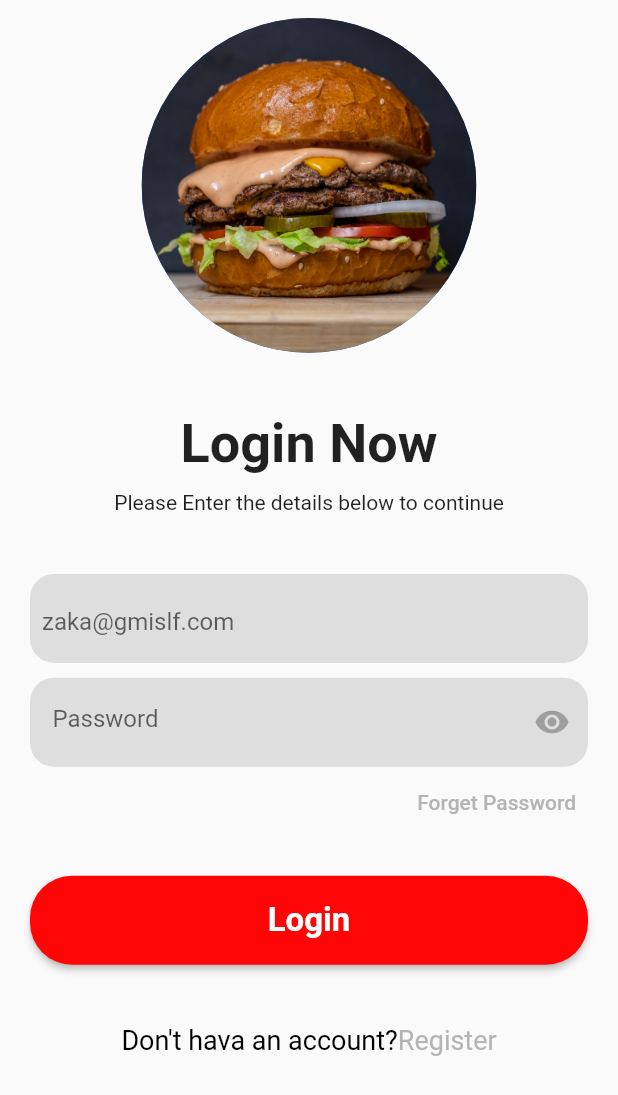
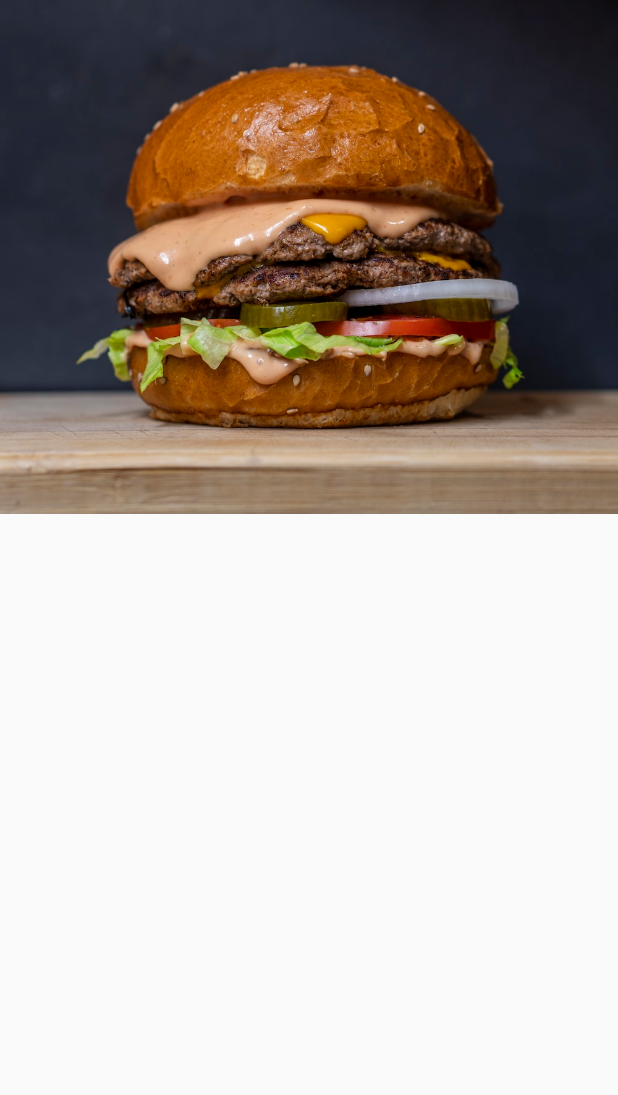
Before and after one commit to zakaria90024/flutter_project, a Flutter app: the screen it shows after launch, on a phone screen of 412 x 824 dp. Shown: the top 1095 px of the screen. Run offline on Flutter 3.47's test engine with Material 2 defaults, Android fonts, the phone set to English and light mode, and no system bars; our stand-ins replace flutter_html, fluttertoast.

Commit message:
Normal Search Added On Appbar, search tutorial, total search, Last search, complete tutorial, data and image, details page okey, type clear, error solved, login page, login page added, reg

```diff
--- a/lib/loginPack/login.dart
+++ b/lib/loginPack/login.dart
@@ -16,11 +16,19 @@ class _loginScreenState extends State<loginScreen> {
     final deviceHeight = MediaQuery.of(context).size.height;
     final deviveWidth = MediaQuery.of(context).size.width;
     return Scaffold(
+
+      // appBar: AppBar(
+      //   // Here we take the value from the MyHomePage object that was created by
+      //   // the App.build method, and use it to set our appbar title.
+      //   backgroundColor: Color(0xffff0000),
+      //   title: Text(""),
+      // ),
       body: SafeArea(
+
           child: SingleChildScrollView(
         child: Column(
           children: [
-            Container(
+            SizedBox(
               height: deviceHeight * 0.30,
               child: const Padding(
                 padding: EdgeInsets.all(12.0),
@@ -29,7 +37,7 @@ class _loginScreenState extends State<loginScreen> {
                     backgroundImage: AssetImage(
                       'assets/images/burger.jpg',
                     ),
-                    radius: 120,
+                    radius: 140,
                   ),
                 ),
               ),
@@ -82,12 +90,16 @@ class _loginScreenState extends State<loginScreen> {
                           padding: const EdgeInsets.only(left: 15),
                           child: Center(
                             child: TextField(
-                              obscureText: true,
+                              obscureText: _isVisible? false : true,
                               decoration: InputDecoration(
                                   suffixIcon: IconButton(
-                                      onPressed: () {},
+                                      onPressed: () {
+                                        setState((){
+                                          _isVisible = ! _isVisible;
+                                        });
+                                      },
                                       icon: Icon(
-                                        Icons.visibility,
+                                        _isVisible?Icons.visibility: Icons.visibility_off,
                                         color: Colors.grey,
                                       )),
                                   border: InputBorder.none,
@@ -136,8 +148,8 @@ class _loginScreenState extends State<loginScreen> {
                             children: [
                               TextSpan(
                                   text: 'Register',
-                                  style: TextStyle(
-                                      color: Color(0xffB4B4B4), fontSize: 18),
+                                  style: const TextStyle(
+                                      color: Color(0xffff0000), fontSize: 18),
                                   recognizer: TapGestureRecognizer()
                                     ..onTap = () {})
                             ]),
--- /dev/null
+++ b/lib/loginPack/register.dart
@@ -0,0 +1,24 @@
+import 'package:flutter/material.dart';
+
+class RegisterPage extends StatelessWidget {
+  const RegisterPage({Key? key}) : super(key: key);
+
+  @override
+  Widget build(BuildContext context) {
+    final deviceHight = MediaQuery.of(context).size.height;
+    final deviceWidth = MediaQuery.of(context).size.width;
+    return Scaffold(
+      body: SafeArea(
+        child: Container(
+          child: Column(
+            children: [
+              Container(
+                child: Image.asset('assets/images/burger.jpg'),
+              )
+            ],
+          ),
+        ),
+      ),
+    );
+  }
+}
--- a/lib/main.dart
+++ b/lib/main.dart
@@ -5,6 +5,7 @@ import 'package:test_flutter_project/mobile_model.dart';
 import 'package:flutter/services.dart' as rootBundle;
 import 'package:test_flutter_project/search.dart';
 import 'loginPack/login.dart';
+import 'loginPack/register.dart';
 import 'mobile_details_info.dart';
 import 'mobile_model.dart';
 
@@ -13,7 +14,8 @@ void main() {
   //for call any activity
   //runApp(MobileInfoScreen(mobileDetails: "", mobileName: "", mobileUrl: ""));
   runApp(MaterialApp(
-    home: loginScreen(),
+    //home: loginScreen(),
+    home: RegisterPage(),
   ));
 }
 
@@ -62,6 +64,7 @@ class MyHomePage extends StatefulWidget {
 }
 
 class _MyHomePageState extends State<MyHomePage> {
+
   @override
   Widget build(BuildContext context) {
     return Scaffold(
```
